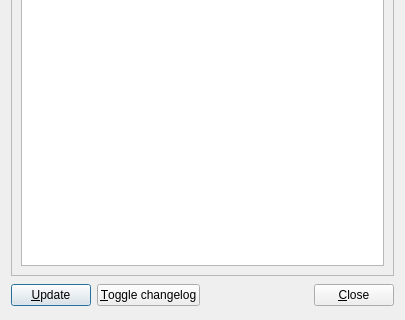
This is trunk/src/dialogs/uniupdate.ui in BackupTheBerlios/galerist-svn as Qt 5 draws it before an edit; both pictures show x 0 to 405 and y 167 to 487 of the 405 by 487 pixel window. The edited form follows.
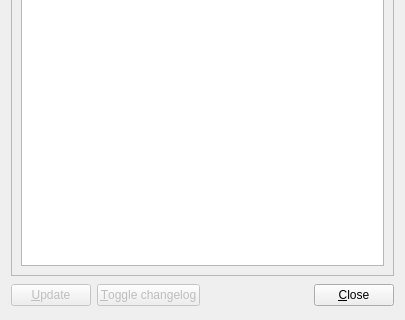
This is the edited form. Icons and pictures are not drawn.

The edit to the form file:
```diff
--- a/trunk/src/dialogs/uniupdate.ui
+++ b/trunk/src/dialogs/uniupdate.ui
@@ -65,6 +65,9 @@
    </item>
    <item row="4" column="0" >
     <widget class="QPushButton" name="updateButton" >
+     <property name="enabled" >
+      <bool>false</bool>
+     </property>
      <property name="text" >
       <string>&amp;Update</string>
      </property>
@@ -72,6 +75,9 @@
    </item>
    <item row="4" column="1" >
     <widget class="QPushButton" name="changelogButton" >
+     <property name="enabled" >
+      <bool>false</bool>
+     </property>
      <property name="text" >
       <string>&amp;Toggle changelog</string>
      </property>
```
Left out of the diff: 9 changed lines with no effect on the pictures.
